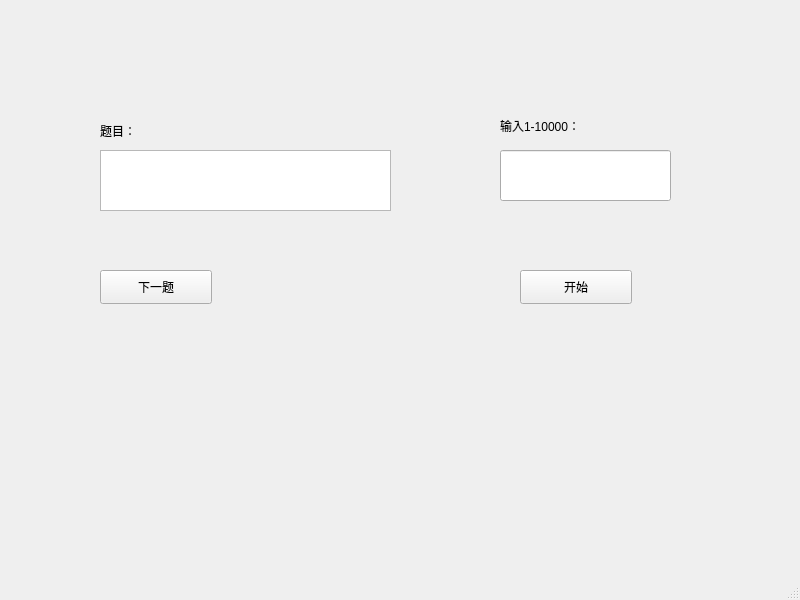
Qt form Pupil_Cal/pupil_app.ui (Mazeqi/Pupil_Cal_Qt) before a commit.
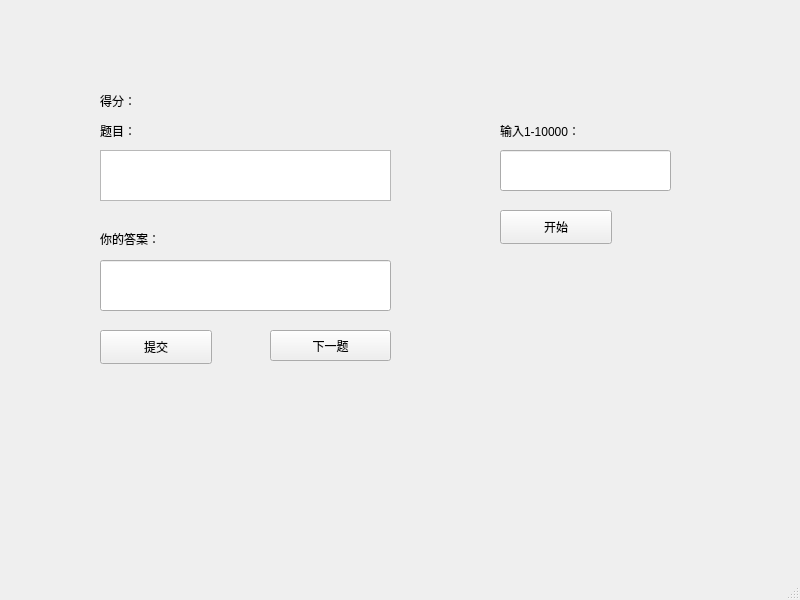
The same form after that commit.

The edit to the form file:
```diff
--- a/Pupil_Cal/pupil_app.ui
+++ b/Pupil_Cal/pupil_app.ui
@@ -33,15 +33,15 @@
       <x>100</x>
       <y>150</y>
       <width>291</width>
-      <height>61</height>
+      <height>51</height>
      </rect>
     </property>
    </widget>
    <widget class="QPushButton" name="Ques_Start_Button">
     <property name="geometry">
      <rect>
-      <x>520</x>
-      <y>270</y>
+      <x>500</x>
+      <y>210</y>
       <width>112</width>
       <height>34</height>
      </rect>
@@ -54,9 +54,9 @@
     <property name="geometry">
      <rect>
       <x>500</x>
-      <y>110</y>
+      <y>120</y>
       <width>181</width>
-      <height>31</height>
+      <height>21</height>
      </rect>
     </property>
     <property name="text">
@@ -66,10 +66,10 @@
    <widget class="QPushButton" name="Ques_NextOne_Button">
     <property name="geometry">
      <rect>
-      <x>100</x>
-      <y>270</y>
-      <width>112</width>
-      <height>34</height>
+      <x>270</x>
+      <y>330</y>
+      <width>121</width>
+      <height>31</height>
      </rect>
     </property>
     <property name="text">
@@ -82,10 +82,72 @@
       <x>500</x>
       <y>150</y>
       <width>171</width>
+      <height>41</height>
+     </rect>
+    </property>
+   </widget>
+   <widget class="QLabel" name="Ques_YAns_LLabel">
+    <property name="geometry">
+     <rect>
+      <x>100</x>
+      <y>230</y>
+      <width>81</width>
+      <height>18</height>
+     </rect>
+    </property>
+    <property name="text">
+     <string>你的答案：</string>
+    </property>
+   </widget>
+   <widget class="QLabel" name="Ques_Ans_RorN_Label">
+    <property name="geometry">
+     <rect>
+      <x>400</x>
+      <y>270</y>
+      <width>81</width>
+      <height>18</height>
+     </rect>
+    </property>
+    <property name="text">
+     <string/>
+    </property>
+   </widget>
+   <widget class="QPushButton" name="Ques_Ans_Submit_Button">
+    <property name="geometry">
+     <rect>
+      <x>100</x>
+      <y>330</y>
+      <width>112</width>
+      <height>34</height>
+     </rect>
+    </property>
+    <property name="text">
+     <string>提交</string>
+    </property>
+   </widget>
+   <widget class="QLineEdit" name="Ques_YAans_Text">
+    <property name="geometry">
+     <rect>
+      <x>100</x>
+      <y>260</y>
+      <width>291</width>
       <height>51</height>
      </rect>
     </property>
    </widget>
+   <widget class="QLabel" name="Ques_Scores_Label">
+    <property name="geometry">
+     <rect>
+      <x>100</x>
+      <y>90</y>
+      <width>81</width>
+      <height>21</height>
+     </rect>
+    </property>
+    <property name="text">
+     <string>得分：</string>
+    </property>
+   </widget>
   </widget>
   <widget class="QMenuBar" name="menubar">
    <property name="geometry">
```
